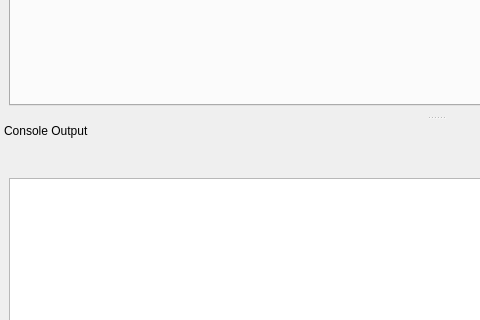
This is ui/Experiment.ui in MonroeQuantumNetworks/IonControl as Qt 5 draws it before an edit; both pictures show x 0 to 480 and y 407 to 727 of the 872 by 808 pixel window. The edited form follows.
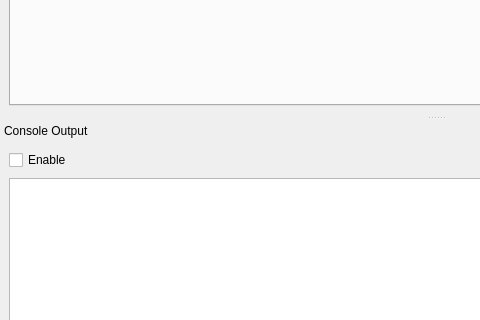
This is the edited form. Icons and pictures are not drawn.

Commit message: disable console by default and set default number of lines to 100

```diff
--- a/ui/Experiment.ui
+++ b/ui/Experiment.ui
@@ -116,6 +116,13 @@
     <layout class="QVBoxLayout" name="verticalLayout">
      <item>
       <layout class="QHBoxLayout" name="horizontalLayout">
+       <item>
+        <widget class="QCheckBox" name="checkBoxEnableConsole">
+         <property name="text">
+          <string>Enable</string>
+         </property>
+        </widget>
+       </item>
        <item>
         <spacer name="horizontalSpacer">
          <property name="orientation">
```
The commit also changes 1 other file.
